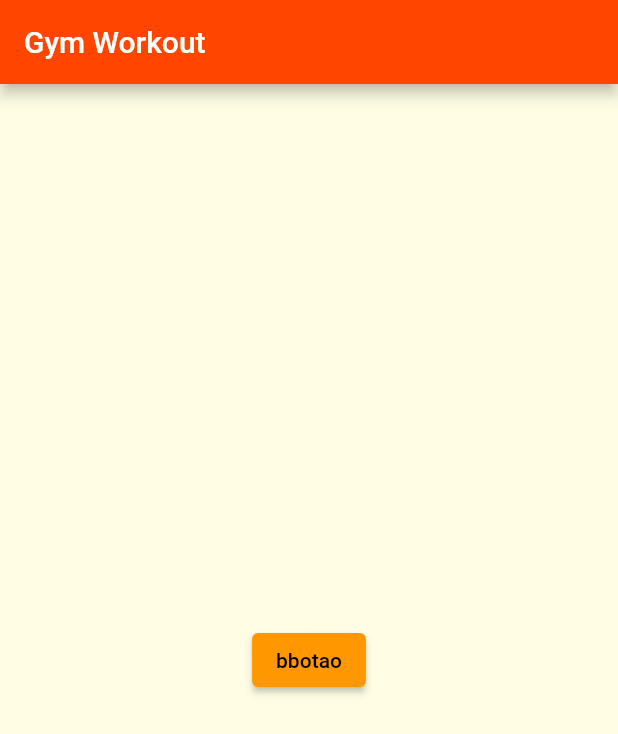
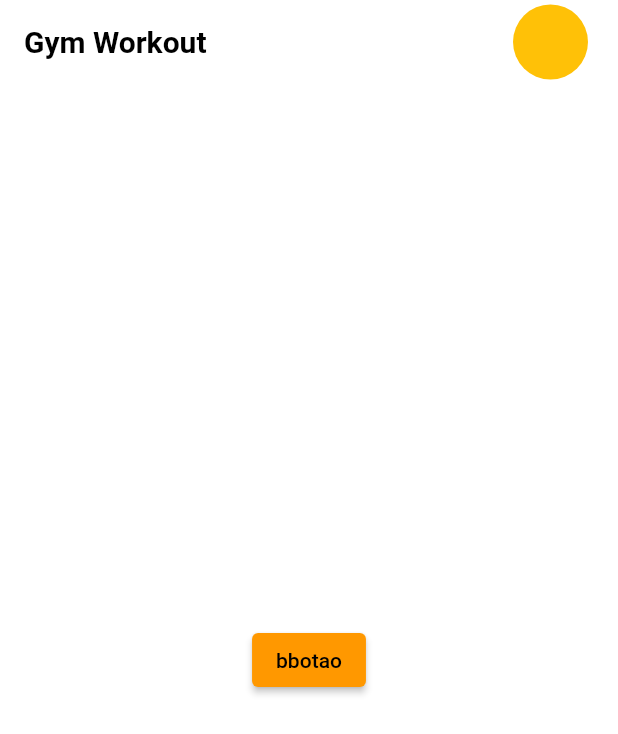
Before and after one commit to tiagoeborsanyi/gym-mobile, a Flutter app: the screen it shows after launch, on a phone screen of 412 x 824 dp. Shown: the top 734 px of the screen. Run offline on Flutter 3.47's test engine with Material 2 defaults, Android fonts, the light colour scheme and no system bars.

Commit message:
created appBar static of home

```diff
--- a/lib/main.dart
+++ b/lib/main.dart
@@ -14,11 +14,32 @@ class MyApp extends StatelessWidget {
         primarySwatch: Colors.orange,
         primaryColor: Color(0xFFFF4500),
         accentColor: Color(0xFFFF8300),
-        canvasColor: Color.fromRGBO(255, 254, 229, 1),
+        canvasColor: Color.fromRGBO(255, 255, 255, 1),
       ),
       home: Scaffold(
         appBar: AppBar(
-          title: Text('Gym Workout'),
+          title: Text(
+            'Gym Workout',
+            style: TextStyle(
+              color: Colors.black,
+              fontWeight: FontWeight.bold,
+            ),
+          ),
+          backgroundColor: Colors.white,
+          elevation: 0,
+          actions: [
+            Container(
+              width: 50,
+              height: 50,
+              // color: Colors.amber,
+              margin: EdgeInsets.only(right: 20),
+              decoration: BoxDecoration(
+                shape: BoxShape.circle,
+                color: Colors.amber,
+              ),
+              child: Text(''),
+            )
+          ],
         ),
         body: Center(
           child: ElevatedButton(
```
